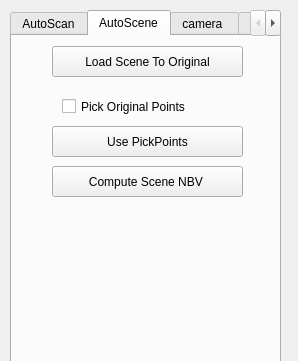
First picture: the form in Currently-Using-Quality-Driven-Poisson-Guided-Autoscanning/Point Cloud/UI/camera_para.ui, repository sunwaylive/proactive-learning-on-scenes, before the edit; both pictures show x 0 to 298 and y 0 to 361 of the 298 by 1017 pixel window.
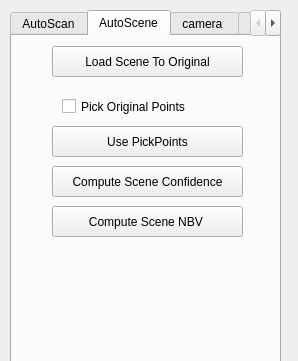
Second picture: the form after the edit.

What changed in the file:
```diff
--- a/Currently-Using-Quality-Driven-Poisson-Guided-Autoscanning/Point Cloud/UI/camera_para.ui
+++ b/Currently-Using-Quality-Driven-Poisson-Guided-Autoscanning/Point Cloud/UI/camera_para.ui
@@ -301,7 +301,7 @@
       <string>Load Scene To Original</string>
      </property>
     </widget>
-    <widget class="QPushButton" name="pushButton_compute_scene_nbv">
+    <widget class="QPushButton" name="pushButton_compute_scene_confidence">
      <property name="geometry">
       <rect>
        <x>40</x>
@@ -311,7 +311,7 @@
       </rect>
      </property>
      <property name="text">
-      <string>Compute Scene NBV </string>
+      <string>Compute Scene Confidence</string>
      </property>
     </widget>
     <widget class="QCheckBox" name="checkBox_pick_original">
@@ -346,6 +346,19 @@
       <string>Alt+E</string>
      </property>
     </widget>
+    <widget class="QPushButton" name="pushButton_compute_scene_nbv">
+     <property name="geometry">
+      <rect>
+       <x>40</x>
+       <y>170</y>
+       <width>191</width>
+       <height>31</height>
+      </rect>
+     </property>
+     <property name="text">
+      <string>Compute Scene NBV </string>
+     </property>
+    </widget>
    </widget>
    <widget class="QWidget" name="tab">
     <attribute name="title">
```
